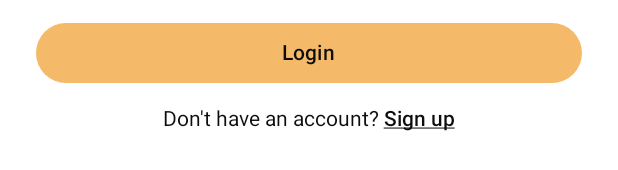
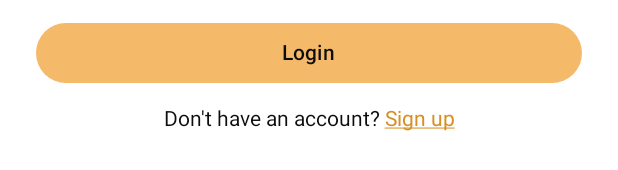
Before and after one commit to muhammadkhasanboev/AppWriteProj, an Android app built with Jetpack Compose: the @Preview function LoginPagePreview, on a phone screen of 412 x 824 dp. Shown: the part 846-1016 px from the top of the screen. Run offline under Robolectric (Android 15) with nearby library versions, the phone set to English and light mode, and no system bars.

Commit message:
some changes on underlined text

```diff
--- a/app/src/main/java/io/appwrite/starterkit/ui/loginPage.kt
+++ b/app/src/main/java/io/appwrite/starterkit/ui/loginPage.kt
@@ -203,9 +203,9 @@ fun LoginPage(
                     append(normalText)
                     withStyle(
                         style = SpanStyle(
-                            color = Color(0xFF0D0D0C),
+                            color = Color(0xFFD78F24),
                             textDecoration = TextDecoration.Underline,
-                            fontWeight = FontWeight.Medium
+//                            fontWeight = FontWeight.Medium
                         )
                     ) {
                         append(actionText)
```
